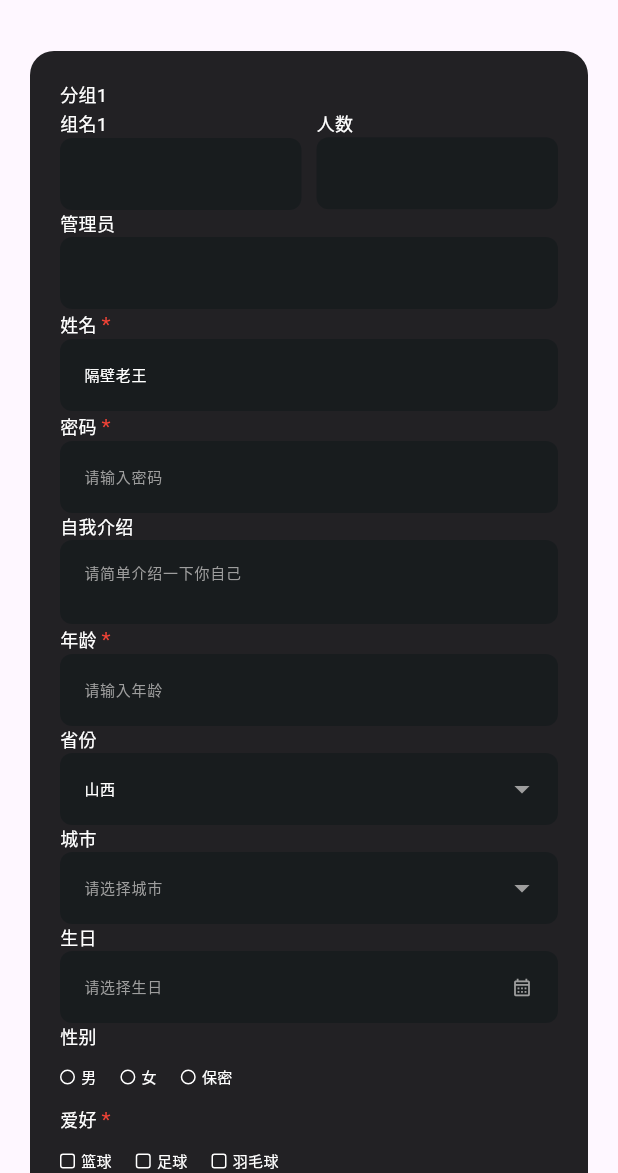
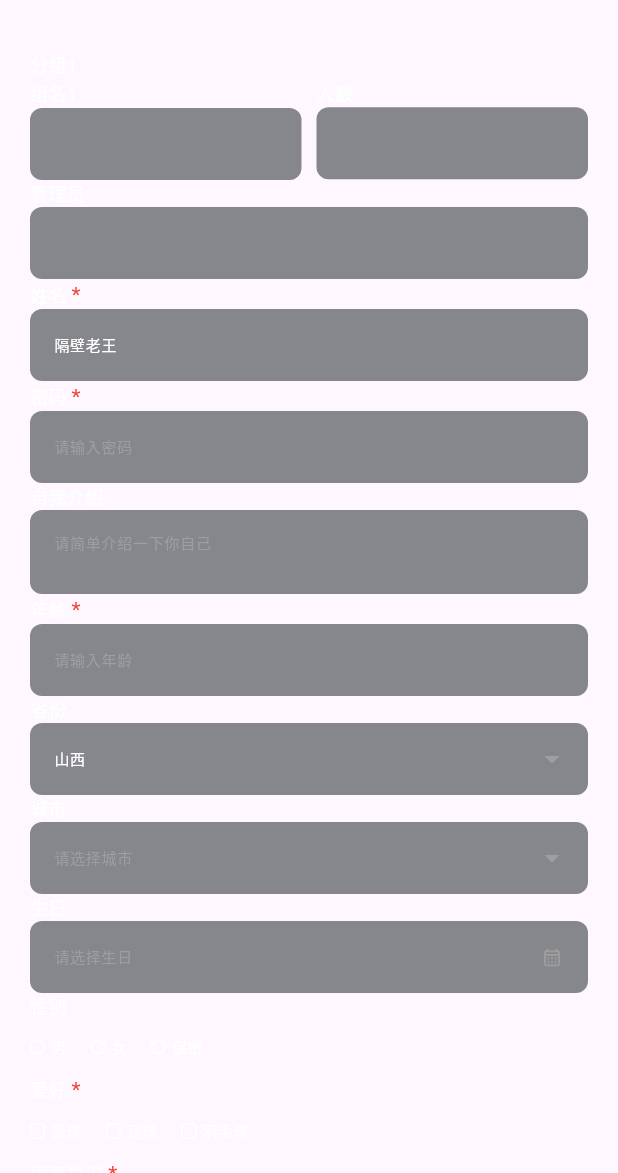
Before and after one commit to maxmeng93/flutter_json_gen_form, a Flutter app: the screen it shows after launch, on a phone screen of 412 x 824 dp, the part 63-1236 px from its top. Run offline on Flutter 3.47's test engine with Material 3 defaults, Android fonts, the phone set to English and light mode, and no system bars; our stand-ins replace image_picker, photo_view; missing offline and left inert: fijkplayer, omni_datetime_picker.

Commit message:
修改依赖

```diff
--- a/example/lib/demo.dart
+++ b/example/lib/demo.dart
@@ -41,18 +41,11 @@ class _JsonGenFormPageState extends State<JsonGenFormPage> {
             horizontal: 20.0,
             vertical: 20.0,
           ),
-          child: Container(
-            padding: const EdgeInsets.all(20),
-            decoration: BoxDecoration(
-              color: const Color(0xff222124),
-              borderRadius: BorderRadius.circular(16),
-            ),
           child: Column(
             children: [
               JsonGenForm(
                 key: _key,
                 config: _data,
-                  // uploadFile: _uploadFile,
               ),
               ElevatedButton(
                 onPressed: () {
@@ -70,7 +63,6 @@ class _JsonGenFormPageState extends State<JsonGenFormPage> {
           ),
         ),
       ),
-      ),
     );
   }
 }
--- a/example/pubspec.yaml
+++ b/example/pubspec.yaml
@@ -11,11 +11,6 @@ dependencies:
     sdk: flutter
   json_gen_form:
     path: ../
-  intl: any
-  fijkplayer: ^0.11.0
-  omni_datetime_picker: ^2.0.1
-  photo_view: ^0.14.0
-  image_picker: ^1.1.0
 
 dev_dependencies:
   flutter_test:
```
Also changed, not shown: pubspec.yaml (+4 -5 lines), example/pubspec.lock, 1 other file. Lines whose indentation alone changed are shown as unchanged.
